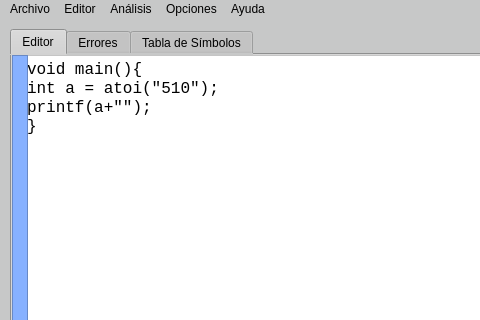
Before: the Qt Designer form Proyecto1/mainwindow.ui in MelyzaRC/OLC2Proyecto2_201314821, drawn with Qt 5; both pictures show x 0 to 480 and y 0 to 320 of the 1120 by 636 pixel window.
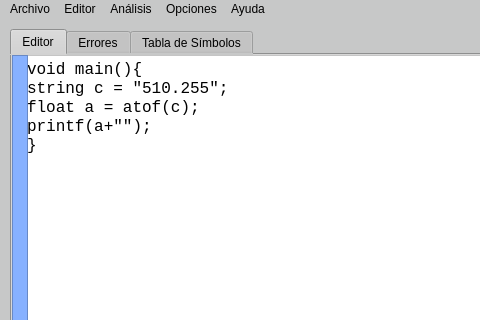
After: the same form once the commit is applied.

Commit message: Correccion en expresion ATOI y creando ATOF

The edit to the form file:
```diff
--- a/Proyecto1/mainwindow.ui
+++ b/Proyecto1/mainwindow.ui
@@ -111,7 +111,8 @@
       </property>
       <property name="plainText">
        <string>void main(){
-int a = atoi(&quot;510&quot;);
+string c = &quot;510.255&quot;;
+float a = atof(c);
 printf(a+&quot;&quot;);
 }</string>
       </property>
```
The commit also changes 4 other files.
